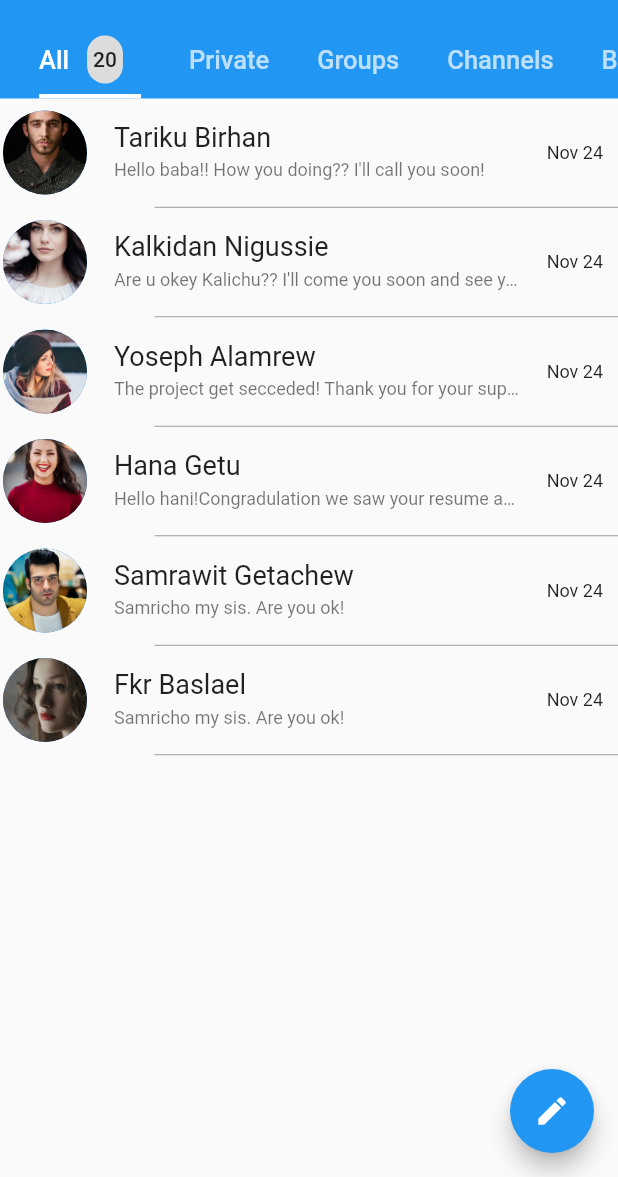
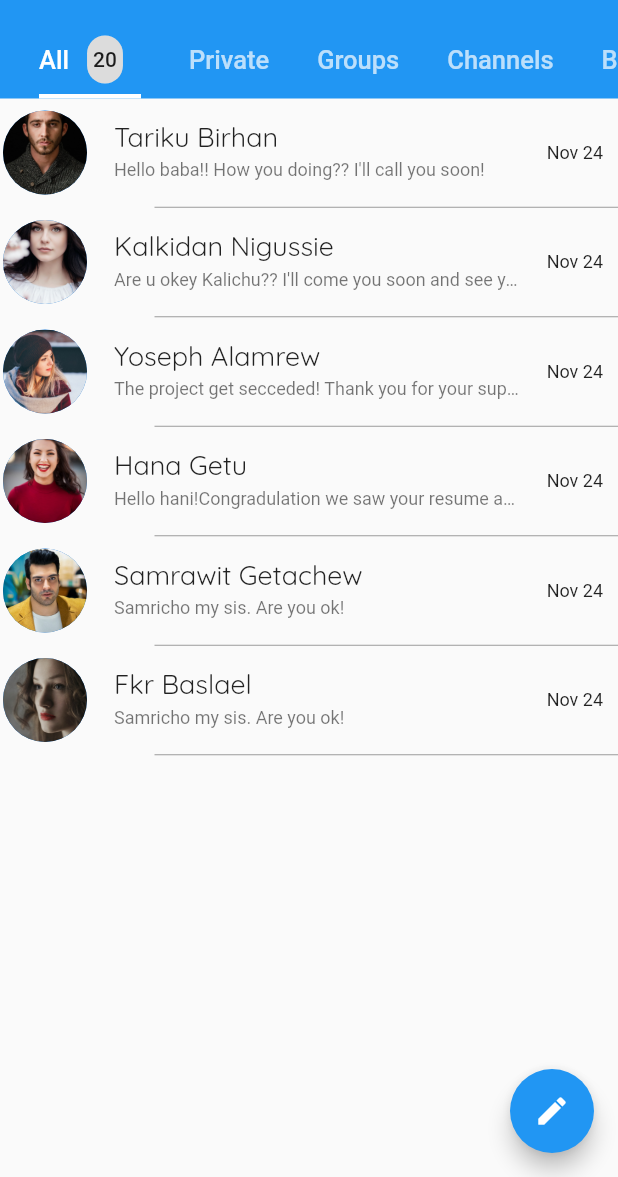
Before and after one commit to Yoseph-Gebeyehu/TelegramClone, a Flutter app: the TelegramMain screen opened by its route, on a phone screen of 412 x 824 dp, the part 59-1236 px from its top. Run offline on Flutter 3.47's test engine with Material 2 defaults, Android fonts, the light colour scheme and no system bars.

Commit message:
The font family is changed from default to Quick Sand

```diff
--- a/telegram_app_clone/lib/Screen/auth_screen.dart
+++ b/telegram_app_clone/lib/Screen/auth_screen.dart
@@ -30,14 +30,14 @@ class _AuthenticationScreenState extends State<AuthenticationScreen> {
     showDialog(
       context: context,
       builder: (ctx) => AlertDialog(
-        title: Text('An error ocured!'),
+        title: const Text('An error ocured!'),
         content: Text(message),
         actions: [
           TextButton(
             onPressed: () {
               Navigator.of(context).pop();
             },
-            child: Text('Okey'),
+            child:const Text('Okey'),
           ),
         ],
       ),
--- a/telegram_app_clone/lib/Widgets/types_of_groups.dart
+++ b/telegram_app_clone/lib/Widgets/types_of_groups.dart
@@ -11,6 +11,7 @@ class TypesOfGroups extends StatelessWidget {
     final people = Provider.of<TelegramProvider>(context).userList;
     final peopleModel = Provider.of<TelegramModel>(context);
     return ListView.builder(
+
       itemBuilder: ((context, index) => Column(
             children: [
               ListTile(
@@ -24,7 +25,7 @@ class TypesOfGroups extends StatelessWidget {
                     left: 0, top: 0, right: 0, bottom: 0),
                 title: Text(
                   people[index].name,
-                  style: const TextStyle(fontSize: 18),
+                  style: const TextStyle(fontSize: 18,fontFamily: 'QuickSand'),
                   maxLines: 1,
                   overflow: TextOverflow.ellipsis,
                 ),
```
Also changed, not shown: telegram_app_clone/pubspec.yaml (+8 -2 lines).
